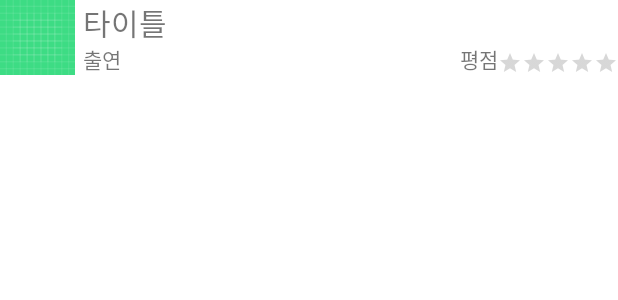
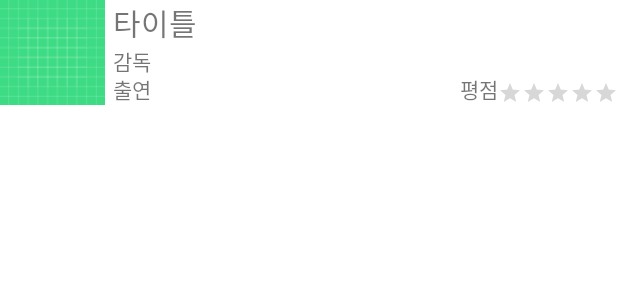
Before and after one commit to jeidiiy/NAFLIX, an Android app: the layout recyclerview_item.xml on its own in the app's theme, with its tools: preview values and no code run, on a phone screen of 412 x 824 dp. Shown: the top 300 px of the screen. Run offline under Robolectric (Android 15) with nearby library versions, the phone set to English and light mode, and no system bars.

Commit message:
feat: 아이템 너비, 높이 조정 및 감독 TextView 추가

```diff
--- a/app/src/main/res/layout/recyclerview_item.xml
+++ b/app/src/main/res/layout/recyclerview_item.xml
@@ -7,15 +7,15 @@
 
     <ImageView
         android:id="@+id/moviePoster"
-        android:layout_width="50dp"
-        android:layout_height="50dp"
+        android:layout_width="70dp"
+        android:layout_height="70dp"
         android:layout_marginEnd="5dp"
         android:src="@drawable/ic_launcher_background"
-        android:contentDescription="movei Poster" />
+        android:contentDescription="movie Poster" />
 
     <RelativeLayout
         android:layout_width="match_parent"
-        android:layout_height="50dp">
+        android:layout_height="70dp">
 
         <TextView
             android:id="@+id/movieTitle"
@@ -25,6 +25,14 @@
             android:layout_alignParentTop="true"
             android:text="타이틀"
             android:textSize="20dp" />
+
+        <TextView
+            android:id="@+id/movieDirector"
+            android:layout_width="wrap_content"
+            android:layout_height="wrap_content"
+            android:layout_below="@id/movieTitle"
+            android:layout_alignParentStart="true"
+            android:text="감독" />
 
         <TextView
             android:id="@+id/movieActors"
```
